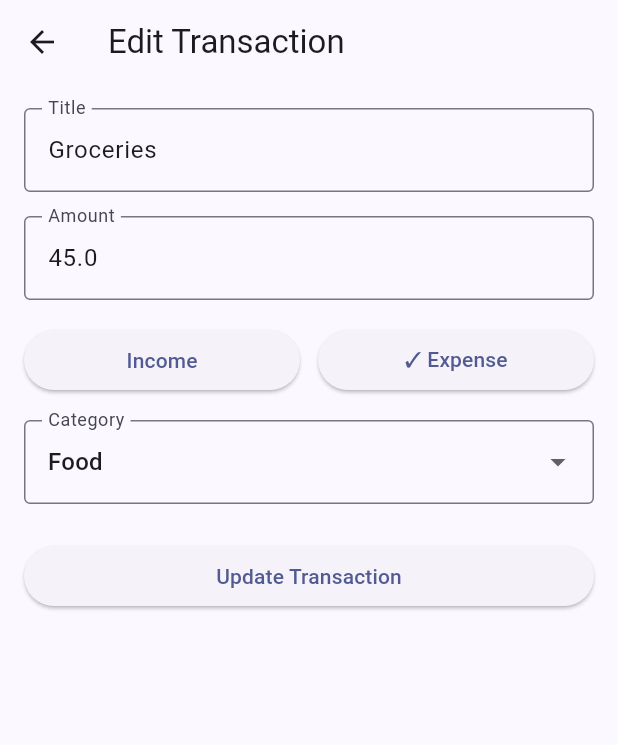
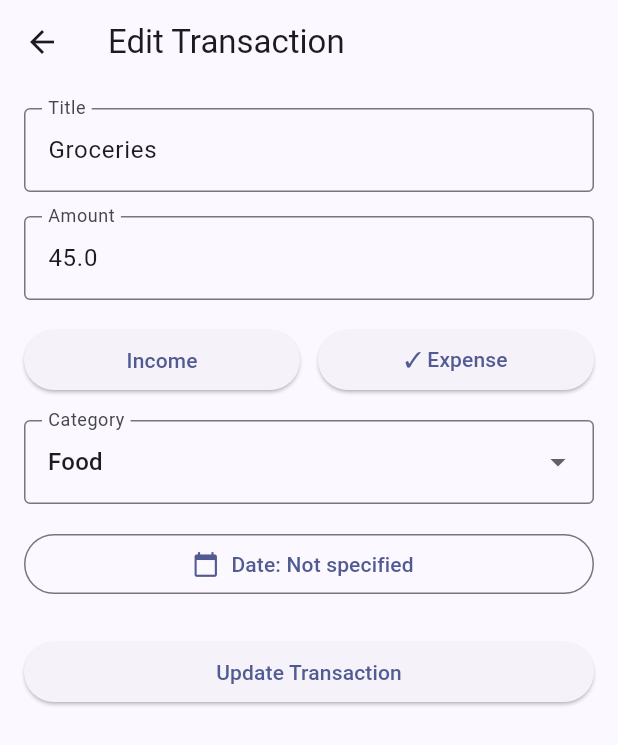
Before and after one commit to cansugedik/pocket_plan, a Flutter app: the screen it shows after launch, after a tap on "Groceries", on a phone screen of 412 x 824 dp. Shown: the top 745 px of the screen. Run offline on Flutter 3.47's test engine with Material 3 defaults, Android fonts, the phone set to English and light mode, and no system bars; our stand-ins replace shared_preferences.

Commit message:
Add transaction date selection and preserve undated records

```diff
--- a/lib/model/transaction.dart
+++ b/lib/model/transaction.dart
@@ -1,4 +1,3 @@
-
 import 'package:flutter/material.dart';
 
 class Transaction {
@@ -7,6 +6,7 @@ class Transaction {
   final double amount;
   final IconData icon;
   final bool isIncome;
+  final DateTime? date;
 
   const Transaction({
     required this.title,
@@ -14,6 +14,7 @@ class Transaction {
     required this.amount,
     required this.icon,
     required this.isIncome,
+    this.date,
   });
 
   // İşlemi JSON formatına dönüştürür.
@@ -24,6 +25,7 @@ class Transaction {
       'amount': amount,
       'icon': icon.codePoint,
       'isIncome': isIncome,
+      if (date != null) 'date': date!.toIso8601String().split('T').first,
     };
   }
 
@@ -35,10 +37,9 @@ class Transaction {
       title: json['title'] as String,
       category: json['category'] as String,
       amount: (json['amount'] as num).toDouble(),
-      icon: isIncome
-          ? Icons.account_balance_wallet
-          : Icons.shopping_cart,
+      icon: isIncome ? Icons.account_balance_wallet : Icons.shopping_cart,
       isIncome: isIncome,
+      date: DateTime.tryParse(json['date'] as String? ?? ''),
     );
   }
 }
--- a/lib/screens/add_transaction_page.dart
+++ b/lib/screens/add_transaction_page.dart
@@ -25,6 +25,7 @@ class _AddTransactionPageState extends State<AddTransactionPage> {
 
   bool isIncome = true;
   String selectedCategory = 'Other';
+  DateTime? selectedDate;
 
   List<String> get categories {
     final options = isIncome ? incomeCategories : expenseCategories;
@@ -54,6 +55,10 @@ class _AddTransactionPageState extends State<AddTransactionPage> {
     super.initState();
 
     final transaction = widget.transaction;
+    final now = DateTime.now();
+    selectedDate = transaction == null
+        ? DateTime(now.year, now.month, now.day)
+        : transaction.date;
 
     if (transaction != null) {
       titleController.text = transaction.title;
@@ -154,6 +159,35 @@ class _AddTransactionPageState extends State<AddTransactionPage> {
               },
             ),
 
+            const SizedBox(height: 16),
+
+            OutlinedButton.icon(
+              key: const ValueKey('transaction-date'),
+              icon: const Icon(Icons.calendar_today),
+              label: Text(
+                selectedDate == null
+                    ? 'Date: Not specified'
+                    : 'Date: ${MaterialLocalizations.of(context).formatMediumDate(selectedDate!)}',
+              ),
+              onPressed: () async {
+                final initial = selectedDate ?? DateTime.now();
+                final picked = await showDatePicker(
+                  context: context,
+                  initialDate: initial,
+                  firstDate: DateTime(
+                    initial.year < 1900 ? initial.year : 1900,
+                  ),
+                  lastDate: DateTime(
+                    initial.year > 2100 ? initial.year : 2100,
+                    12,
+                    31,
+                  ),
+                );
+                if (!mounted || picked == null) return;
+                setState(() => selectedDate = picked);
+              },
+            ),
+
             const SizedBox(height: 24),
 
             SizedBox(
@@ -183,6 +217,7 @@ class _AddTransactionPageState extends State<AddTransactionPage> {
                     'amount': amount,
                     'isIncome': isIncome,
                     'category': selectedCategory,
+                    'date': selectedDate,
                   });
                 },
                 child: Text(
--- a/lib/screens/home_page.dart
+++ b/lib/screens/home_page.dart
@@ -192,6 +192,7 @@ class _HomePageState extends State<HomePage> {
                               transactions[index] = Transaction(
                                 title: result['title'],
                                 category: result['category'],
+                                date: result['date'],
                                 amount: result['amount'],
                                 icon: result['isIncome']
                                     ? Icons.account_balance_wallet
@@ -217,6 +218,11 @@ class _HomePageState extends State<HomePage> {
 
                           title: transaction.title,
                           subtitle: transaction.category,
+                          dateLabel: transaction.date == null
+                              ? 'Date not specified'
+                              : MaterialLocalizations.of(
+                                  context,
+                                ).formatMediumDate(transaction.date!),
                           amount: transaction.isIncome
                               ? '+€${transaction.amount.toStringAsFixed(0)}'
                               : '-€${transaction.amount.toStringAsFixed(0)}',
@@ -247,6 +253,7 @@ class _HomePageState extends State<HomePage> {
                     Transaction(
                       title: result['title'],
                       category: result['category'],
+                      date: result['date'],
                       amount: result['amount'],
                       icon: result['isIncome']
                           ? Icons.account_balance_wallet
--- a/lib/widgets/transaction_item.dart
+++ b/lib/widgets/transaction_item.dart
@@ -1,9 +1,9 @@
-
 import 'package:flutter/material.dart';
 
 class TransactionItem extends StatelessWidget {
   final String title;
   final String subtitle;
+  final String dateLabel;
   final String amount;
   final IconData icon;
   final VoidCallback onDelete;
@@ -14,6 +14,7 @@ class TransactionItem extends StatelessWidget {
     super.key,
     required this.title,
     required this.subtitle,
+    required this.dateLabel,
     required this.amount,
     required this.icon,
     required this.onDelete,
@@ -47,7 +48,8 @@ class TransactionItem extends StatelessWidget {
                   ),
                 ],
               ),
-        ) ?? false;
+            ) ??
+            false;
       },
 
       // Silme arka planı
@@ -59,10 +61,7 @@ class TransactionItem extends StatelessWidget {
           color: Colors.red,
           borderRadius: BorderRadius.circular(12),
         ),
-        child: const Icon(
-          Icons.delete,
-          color: Colors.white,
-        ),
+        child: const Icon(Icons.delete, color: Colors.white),
       ),
 
       onDismissed: (direction) {
@@ -73,16 +72,16 @@ class TransactionItem extends StatelessWidget {
         margin: const EdgeInsets.only(bottom: 10),
         child: ListTile(
           onTap: onTap,
-          leading: CircleAvatar(
-            child: Icon(icon),
+          leading: CircleAvatar(child: Icon(icon)),
+          title: Text(title),
+          subtitle: Column(
+            crossAxisAlignment: CrossAxisAlignment.start,
+            children: [Text(subtitle), Text(dateLabel)],
           ),
-          title: Text(title),
-          subtitle: Text(subtitle),
+          isThreeLine: true,
           trailing: Text(
             amount,
-            style: const TextStyle(
-              fontWeight: FontWeight.bold,
-            ),
+            style: const TextStyle(fontWeight: FontWeight.bold),
           ),
         ),
       ),
```
Also changed, not shown: 1 other file. Lines whose indentation alone changed are shown as unchanged.
